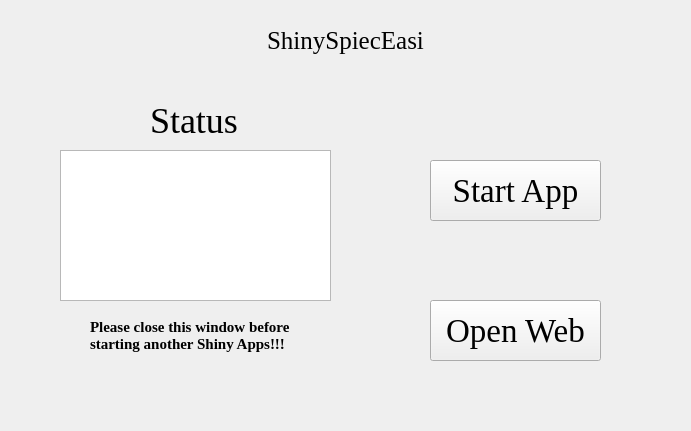
First picture: the form in ShinySpiecEasi.ui, repository hzaurzli/MicroWorldOmics, before the edit.
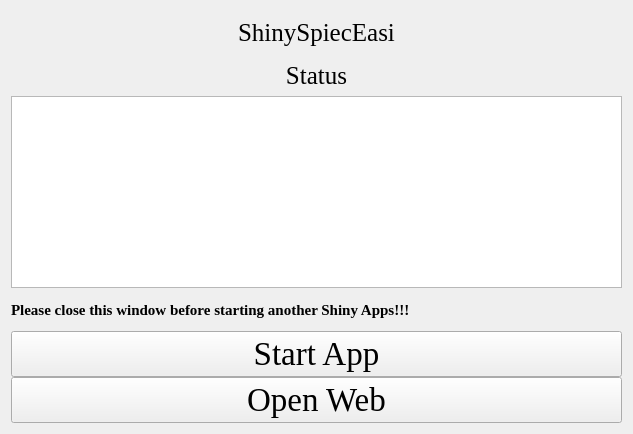
Second picture: the form after the edit. Icons and pictures are not drawn.

The edit to the form file:
```diff
--- a/ShinySpiecEasi.ui
+++ b/ShinySpiecEasi.ui
@@ -6,8 +6,8 @@
    <rect>
     <x>0</x>
     <y>0</y>
-    <width>691</width>
-    <height>431</height>
+    <width>633</width>
+    <height>434</height>
    </rect>
   </property>
   <property name="windowTitle">
@@ -16,28 +16,17 @@
   <property name="styleSheet">
    <string notr="true">background-image: url(D:/tools/Pycharm/pyqt/logo/backgroundpage.png)</string>
   </property>
-  <widget class="QTextBrowser" name="textBrowser">
-   <property name="geometry">
-    <rect>
-     <x>60</x>
-     <y>150</y>
-     <width>271</width>
-     <height>151</height>
-    </rect>
+  <layout class="QGridLayout" name="gridLayout_4">
+   <property name="verticalSpacing">
+    <number>0</number>
    </property>
-   <property name="styleSheet">
-    <string notr="true">background-image: url(D:/tools/Pycharm/pyqt/logo/white.png)</string>
-   </property>
-  </widget>
+   <item row="0" column="0">
+    <layout class="QGridLayout" name="gridLayout_5">
+     <property name="verticalSpacing">
+      <number>0</number>
+     </property>
+     <item row="0" column="0" colspan="3">
   <widget class="QLabel" name="label">
-   <property name="geometry">
-    <rect>
-     <x>230</x>
-     <y>20</y>
-     <width>231</width>
-     <height>41</height>
-    </rect>
-   </property>
    <property name="font">
     <font>
      <family>Times New Roman</family>
@@ -51,75 +40,32 @@
     <set>Qt::AlignCenter</set>
    </property>
   </widget>
-  <widget class="QLabel" name="label_2">
-   <property name="geometry">
-    <rect>
-     <x>150</x>
-     <y>100</y>
-     <width>101</width>
-     <height>41</height>
-    </rect>
-   </property>
+     </item>
+     <item row="3" column="0" colspan="3">
+      <widget class="QLabel" name="label_4">
    <property name="font">
     <font>
      <family>Times New Roman</family>
-     <pointsize>27</pointsize>
+         <pointsize>19</pointsize>
     </font>
    </property>
    <property name="text">
     <string>Status</string>
    </property>
    <property name="alignment">
-    <set>Qt::AlignLeading|Qt::AlignLeft|Qt::AlignVCenter</set>
-   </property>
-  </widget>
-  <widget class="QPushButton" name="pushButton">
-   <property name="geometry">
-    <rect>
-     <x>430</x>
-     <y>160</y>
-     <width>171</width>
-     <height>61</height>
-    </rect>
-   </property>
-   <property name="font">
-    <font>
-     <family>Times New Roman</family>
-     <pointsize>25</pointsize>
-    </font>
-   </property>
-   <property name="text">
-    <string>Start App</string>
-   </property>
-  </widget>
-  <widget class="QPushButton" name="pushButton_2">
-   <property name="geometry">
-    <rect>
-     <x>430</x>
-     <y>300</y>
-     <width>171</width>
-     <height>61</height>
-    </rect>
-   </property>
-   <property name="font">
-    <font>
-     <family>Times New Roman</family>
-     <pointsize>25</pointsize>
-    </font>
-   </property>
-   <property name="text">
-    <string>Open Web</string>
-   </property>
-  </widget>
+        <set>Qt::AlignCenter</set>
+       </property>
+      </widget>
+     </item>
+     <item row="5" column="0" rowspan="2" colspan="3">
+      <widget class="QTextBrowser" name="textBrowser">
+       <property name="styleSheet">
+        <string notr="true">background-image: url(D:/Documents/Desktop/white.png)</string>
+       </property>
+      </widget>
+     </item>
+     <item row="7" column="0" colspan="3">
   <widget class="QLabel" name="label_3">
-   <property name="geometry">
-    <rect>
-     <x>90</x>
-     <y>310</y>
-     <width>211</width>
-     <height>51</height>
-    </rect>
-   </property>
    <property name="font">
     <font>
      <family>Times New Roman</family>
@@ -129,10 +75,39 @@
     </font>
    </property>
    <property name="text">
-    <string>Please close this window before
-starting another Shiny Apps!!!</string>
-   </property>
-  </widget>
+        <string>Please close this window before starting another Shiny Apps!!!</string>
+       </property>
+      </widget>
+     </item>
+     <item row="8" column="0" colspan="3">
+      <widget class="QPushButton" name="pushButton">
+       <property name="font">
+        <font>
+         <family>Times New Roman</family>
+         <pointsize>25</pointsize>
+        </font>
+       </property>
+       <property name="text">
+        <string>Start App</string>
+       </property>
+      </widget>
+     </item>
+     <item row="9" column="0" colspan="3">
+      <widget class="QPushButton" name="pushButton_2">
+       <property name="font">
+        <font>
+         <family>Times New Roman</family>
+         <pointsize>25</pointsize>
+        </font>
+       </property>
+       <property name="text">
+        <string>Open Web</string>
+       </property>
+      </widget>
+     </item>
+    </layout>
+   </item>
+  </layout>
  </widget>
  <resources/>
  <connections/>
```
Left out of the diff: 2 changed lines with no effect on the pictures. Lines whose indentation alone changed are shown as unchanged.
